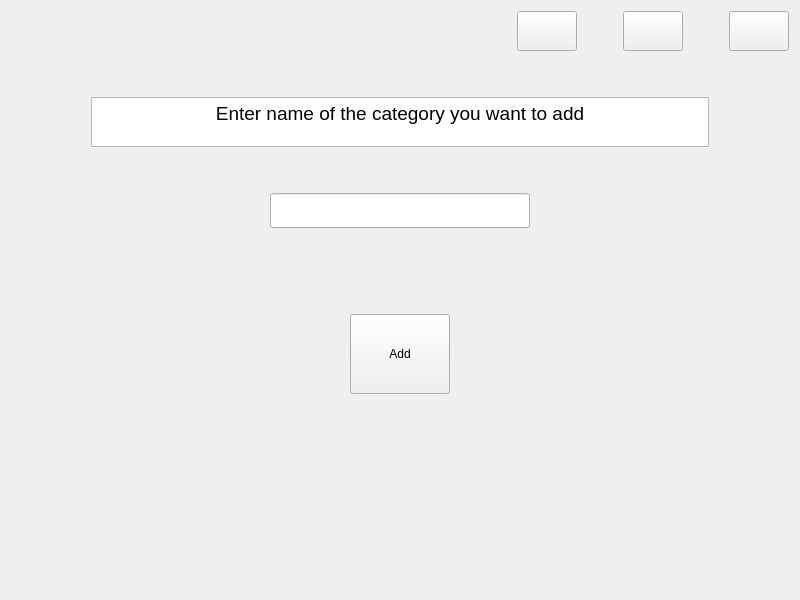
Old version of the form Project/creat_new_category.ui in the repository AminNaghiyan/uiap92_project.
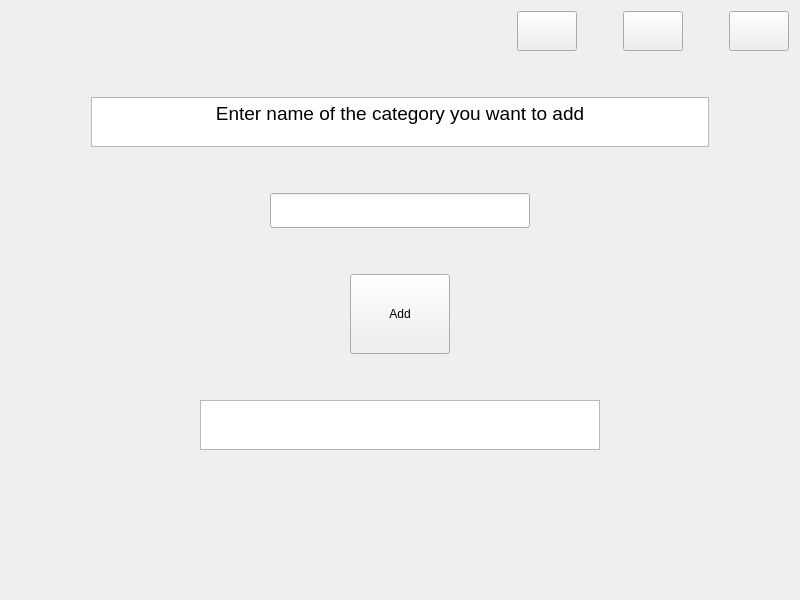
New version of the form. Icons and pictures are not drawn.

Commit message: Design the initial appearance of page Show_category

The edit to the form file:
```diff
--- a/Project/creat_new_category.ui
+++ b/Project/creat_new_category.ui
@@ -309,7 +309,7 @@
        <property name="sizeHint" stdset="0">
         <size>
          <width>20</width>
-         <height>80</height>
+         <height>40</height>
         </size>
        </property>
       </spacer>
@@ -372,6 +372,84 @@
        </item>
       </layout>
      </item>
+     <item>
+      <spacer name="verticalSpacer_5">
+       <property name="orientation">
+        <enum>Qt::Vertical</enum>
+       </property>
+       <property name="sizeType">
+        <enum>QSizePolicy::Fixed</enum>
+       </property>
+       <property name="sizeHint" stdset="0">
+        <size>
+         <width>20</width>
+         <height>40</height>
+        </size>
+       </property>
+      </spacer>
+     </item>
+     <item>
+      <layout class="QHBoxLayout" name="horizontalLayout_5">
+       <property name="topMargin">
+        <number>0</number>
+       </property>
+       <item>
+        <spacer name="horizontalSpacer_10">
+         <property name="orientation">
+          <enum>Qt::Horizontal</enum>
+         </property>
+         <property name="sizeHint" stdset="0">
+          <size>
+           <width>40</width>
+           <height>20</height>
+          </size>
+         </property>
+        </spacer>
+       </item>
+       <item>
+        <widget class="QTextBrowser" name="textBrowser_2">
+         <property name="sizePolicy">
+          <sizepolicy hsizetype="Fixed" vsizetype="Fixed">
+           <horstretch>0</horstretch>
+           <verstretch>0</verstretch>
+          </sizepolicy>
+         </property>
+         <property name="minimumSize">
+          <size>
+           <width>400</width>
+           <height>0</height>
+          </size>
+         </property>
+         <property name="maximumSize">
+          <size>
+           <width>402</width>
+           <height>50</height>
+          </size>
+         </property>
+         <property name="html">
+          <string>&lt;!DOCTYPE HTML PUBLIC &quot;-//W3C//DTD HTML 4.0//EN&quot; &quot;http://www.w3.org/TR/REC-html40/strict.dtd&quot;&gt;
+&lt;html&gt;&lt;head&gt;&lt;meta name=&quot;qrichtext&quot; content=&quot;1&quot; /&gt;&lt;style type=&quot;text/css&quot;&gt;
+p, li { white-space: pre-wrap; }
+&lt;/style&gt;&lt;/head&gt;&lt;body style=&quot; font-family:'MS Shell Dlg 2'; font-size:8.05594pt; font-weight:400; font-style:normal;&quot;&gt;
+&lt;p align=&quot;center&quot; style=&quot;-qt-paragraph-type:empty; margin-top:0px; margin-bottom:0px; margin-left:0px; margin-right:0px; -qt-block-indent:0; text-indent:0px; font-size:8.05594pt;&quot;&gt;&lt;br /&gt;&lt;/p&gt;&lt;/body&gt;&lt;/html&gt;</string>
+         </property>
+        </widget>
+       </item>
+       <item>
+        <spacer name="horizontalSpacer_11">
+         <property name="orientation">
+          <enum>Qt::Horizontal</enum>
+         </property>
+         <property name="sizeHint" stdset="0">
+          <size>
+           <width>40</width>
+           <height>20</height>
+          </size>
+         </property>
+        </spacer>
+       </item>
+      </layout>
+     </item>
      <item>
       <spacer name="verticalSpacer">
        <property name="orientation">
```
The commit also changes 21 other files.
